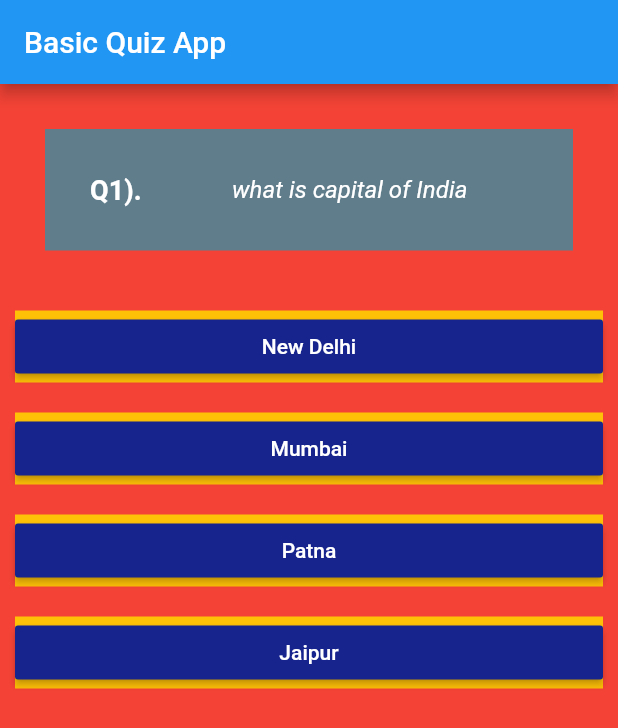
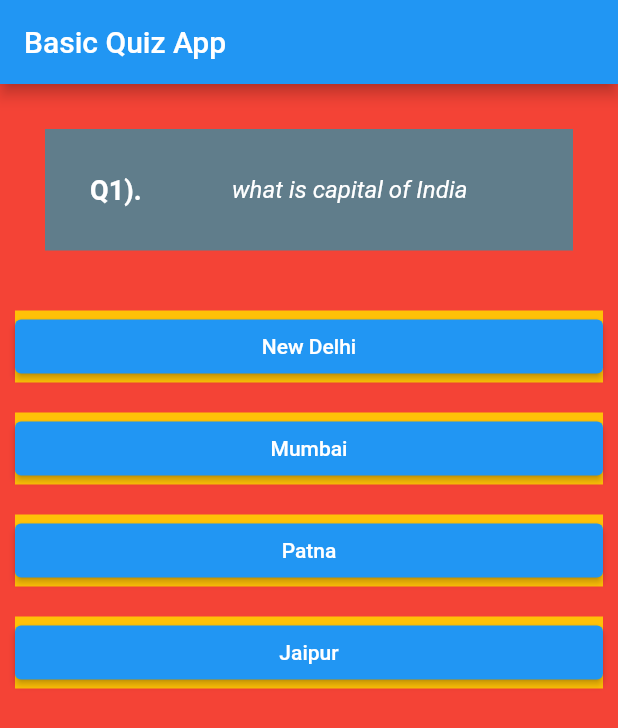
Before and after one commit to pjswarnpath2709/MyFlutterDevelopment, a Flutter app: the screen it shows after launch, on a phone screen of 412 x 824 dp. Shown: the top 728 px of the screen. Run offline on Flutter 3.47's test engine with Material 2 defaults, Android fonts, the light colour scheme and no system bars; our stand-ins replace fluttertoast; missing offline and left inert: dart:ffi.

Commit message:
flutter upgraded to 3.30

```diff
--- a/basic_app1/lib/answer.dart
+++ b/basic_app1/lib/answer.dart
@@ -7,7 +7,7 @@ class Answer extends StatelessWidget {
   final String answerText;
   // final Function selectHandler;
 /*
-HERE WE ARE using VoidCallBack becuase function does not support void returns
+HERE WE ARE using VoidCallBack because function does not support void returns
 https://stackoverflow.com/questions/70224169/lib-answer-dart1620-error-the-argument-type-function-cant-be-assigned-to
 */
 
@@ -19,9 +19,7 @@ https://stackoverflow.com/questions/70224169/lib-answer-dart1620-error-the-argum
   Widget build(BuildContext context) {
     return Container(
       width: double.infinity,
-      child: RaisedButton(
-        color: Colors.blue,
-        textColor: Colors.white,
+      child: ElevatedButton(
         child: Text(answerText),
         onPressed: selectHandler,
       ),
--- a/basic_app1/lib/result.dart
+++ b/basic_app1/lib/result.dart
@@ -28,14 +28,15 @@ class Result extends StatelessWidget {
         children: [
           Text(
             returnPhase,
-            style: TextStyle(
+            style: const TextStyle(
               color: Colors.red,
               fontSize: 36,
               fontWeight: FontWeight.bold,
             ),
             textAlign: TextAlign.center,
           ),
-          FlatButton(onPressed: resetQuiz, child: Text('Reset every thing!')),
+          TextButton(
+              onPressed: resetQuiz, child: const Text('Reset every thing!')),
         ],
       ),
     ));
--- a/basic_project_1/lib/answers.dart
+++ b/basic_project_1/lib/answers.dart
@@ -10,9 +10,7 @@ class AnswerButton extends StatelessWidget {
       color: Colors.amber,
       width: double.infinity,
       margin: const EdgeInsets.all(10),
-      child: RaisedButton(
-        color: Color.fromARGB(255, 24, 36, 142),
-        textColor: Colors.white,
+      child: ElevatedButton(
         child: Text(
           answertext,
         ),
--- a/basic_project_1/lib/reusltpage.dart
+++ b/basic_project_1/lib/reusltpage.dart
@@ -41,8 +41,7 @@ class ResultPage extends StatelessWidget {
             ),
           ),
         ),
-        RaisedButton(
-            color: Colors.blue,
+        ElevatedButton(
             child: const Text(
               'reset the Quiz',
               style: TextStyle(
--- a/delimeals_self/lib/screens/item_screen.dart
+++ b/delimeals_self/lib/screens/item_screen.dart
@@ -59,7 +59,7 @@ class _ItemScreenState extends State<ItemScreen> {
         actions: [
           Padding(
             padding: const EdgeInsets.only(right: 3),
-            child: FlatButton.icon(
+            child: TextButton.icon(
               onPressed: () {
                 showModalBottomSheet(
                   context: context,
@@ -75,7 +75,6 @@ class _ItemScreenState extends State<ItemScreen> {
                 Icons.filter_alt,
                 color: Colors.blue,
               ),
-              splashColor: Colors.grey,
               label: const Text(
                 "Filters",
                 textAlign: TextAlign.center,
```
Also changed, not shown: basic_project_2/lib/widgets/transaction_list.dart (+8 -6 lines), basic_app1/pubspec.lock, basic_project_1/pubspec.lock, basic_project_2/pubspec.lock, delimeals/pubspec.lock, delimeals_self/pubspec.lock, expense_planner/pubspec.lock, first_app/pubspec.lock, 3 other files.
